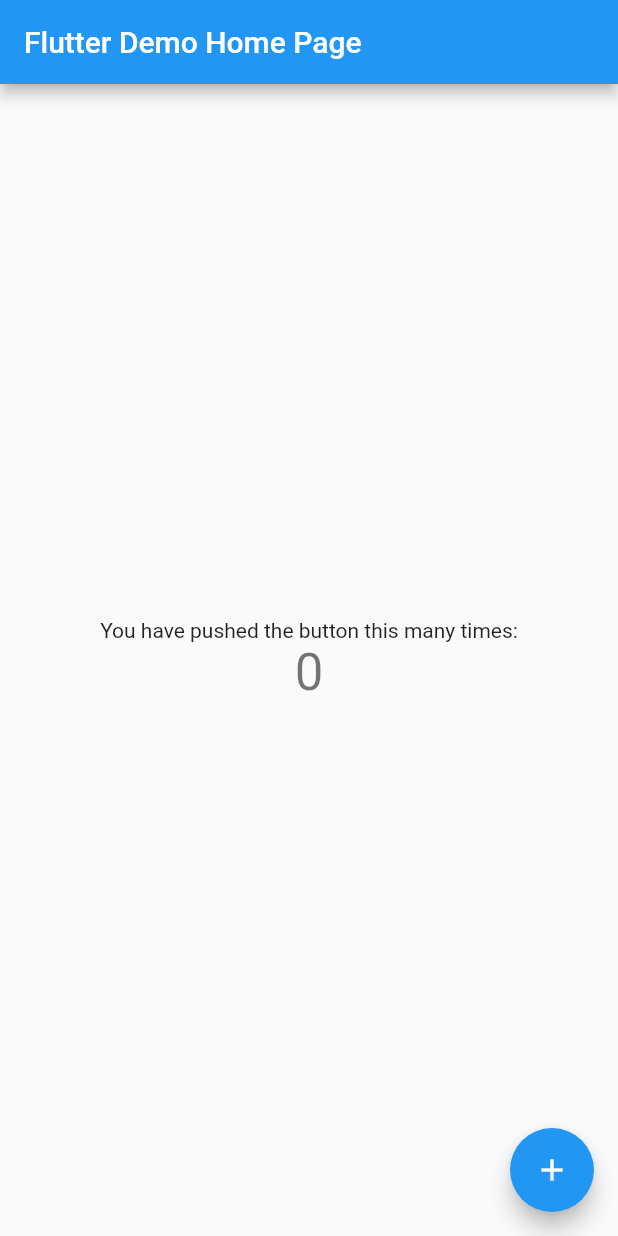
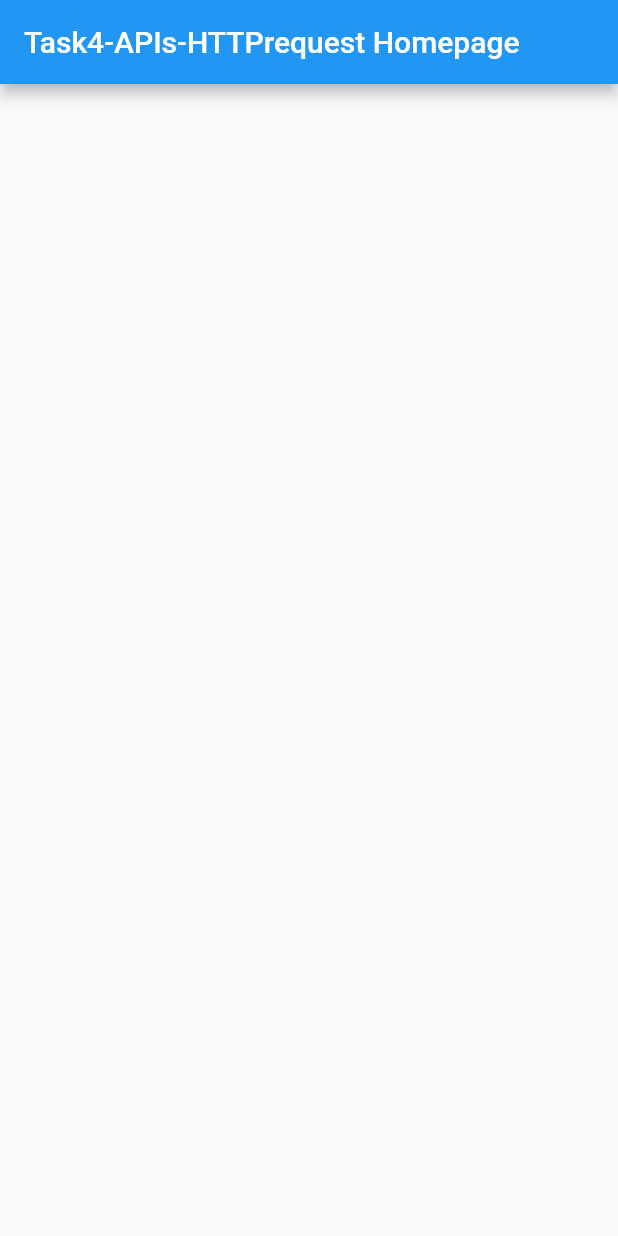
Before and after one commit to TimotheePopesco/task4-APIs, a Flutter app: the screen it shows after launch, on a phone screen of 412 x 824 dp. Run offline on Flutter 3.47's test engine with Material 2 defaults, Android fonts, the phone set to English and light mode, and no system bars.

Commit message:
finish the initialisation of the files

```diff
--- a/apis/lib/main.dart
+++ b/apis/lib/main.dart
@@ -1,115 +1,6 @@
 import 'package:flutter/material.dart';
+import 'package:apis/my_app.dart';
 
 void main() {
   runApp(const MyApp());
 }
-
-class MyApp extends StatelessWidget {
-  const MyApp({super.key});
-
-  // This widget is the root of your application.
-  @override
-  Widget build(BuildContext context) {
-    return MaterialApp(
-      title: 'Flutter Demo',
-      theme: ThemeData(
-        // This is the theme of your application.
-        //
-        // Try running your application with "flutter run". You'll see the
-        // application has a blue toolbar. Then, without quitting the app, try
-        // changing the primarySwatch below to Colors.green and then invoke
-        // "hot reload" (press "r" in the console where you ran "flutter run",
-        // or simply save your changes to "hot reload" in a Flutter IDE).
-        // Notice that the counter didn't reset back to zero; the application
-        // is not restarted.
-        primarySwatch: Colors.blue,
-      ),
-      home: const MyHomePage(title: 'Flutter Demo Home Page'),
-    );
-  }
-}
-
-class MyHomePage extends StatefulWidget {
-  const MyHomePage({super.key, required this.title});
-
-  // This widget is the home page of your application. It is stateful, meaning
-  // that it has a State object (defined below) that contains fields that affect
-  // how it looks.
-
-  // This class is the configuration for the state. It holds the values (in this
-  // case the title) provided by the parent (in this case the App widget) and
-  // used by the build method of the State. Fields in a Widget subclass are
-  // always marked "final".
-
-  final String title;
-
-  @override
-  State<MyHomePage> createState() => _MyHomePageState();
-}
-
-class _MyHomePageState extends State<MyHomePage> {
-  int _counter = 0;
-
-  void _incrementCounter() {
-    setState(() {
-      // This call to setState tells the Flutter framework that something has
-      // changed in this State, which causes it to rerun the build method below
-      // so that the display can reflect the updated values. If we changed
-      // _counter without calling setState(), then the build method would not be
-      // called again, and so nothing would appear to happen.
-      _counter++;
-    });
-  }
-
-  @override
-  Widget build(BuildContext context) {
-    // This method is rerun every time setState is called, for instance as done
-    // by the _incrementCounter method above.
-    //
-    // The Flutter framework has been optimized to make rerunning build methods
-    // fast, so that you can just rebuild anything that needs updating rather
-    // than having to individually change instances of widgets.
-    return Scaffold(
-      appBar: AppBar(
-        // Here we take the value from the MyHomePage object that was created by
-        // the App.build method, and use it to set our appbar title.
-        title: Text(widget.title),
-      ),
-      body: Center(
-        // Center is a layout widget. It takes a single child and positions it
-        // in the middle of the parent.
-        child: Column(
-          // Column is also a layout widget. It takes a list of children and
-          // arranges them vertically. By default, it sizes itself to fit its
-          // children horizontally, and tries to be as tall as its parent.
-          //
-          // Invoke "debug painting" (press "p" in the console, choose the
-          // "Toggle Debug Paint" action from the Flutter Inspector in Android
-          // Studio, or the "Toggle Debug Paint" command in Visual Studio Code)
-          // to see the wireframe for each widget.
-          //
-          // Column has various properties to control how it sizes itself and
-          // how it positions its children. Here we use mainAxisAlignment to
-          // center the children vertically; the main axis here is the vertical
-          // axis because Columns are vertical (the cross axis would be
-          // horizontal).
-          mainAxisAlignment: MainAxisAlignment.center,
-          children: <Widget>[
-            const Text(
-              'You have pushed the button this many times:',
-            ),
-            Text(
-              '$_counter',
-              style: Theme.of(context).textTheme.headline4,
-            ),
-          ],
-        ),
-      ),
-      floatingActionButton: FloatingActionButton(
-        onPressed: _incrementCounter,
-        tooltip: 'Increment',
-        child: const Icon(Icons.add),
-      ), // This trailing comma makes auto-formatting nicer for build methods.
-    );
-  }
-}
--- a/apis/lib/my_app.dart
+++ b/apis/lib/my_app.dart
@@ -0,0 +1,17 @@
+import 'package:flutter/material.dart';
+import 'package:apis/screens/homepage.dart';
+
+class MyApp extends StatelessWidget {
+  const MyApp({super.key});
+
+  @override
+  Widget build(BuildContext context) {
+    return MaterialApp(
+      title: 'Task4-APIs-HTTPrequest',
+      theme: ThemeData(
+        primarySwatch: Colors.blue,
+      ),
+      home: const MyHomePage(title: 'Task4-APIs-HTTPrequest Homepage'),
+    );
+  }
+}
--- a/apis/lib/screens/homepage.dart
+++ b/apis/lib/screens/homepage.dart
@@ -0,0 +1,25 @@
+import 'package:flutter/material.dart';
+import 'package:apis/my_two_apis.dart';
+
+class MyHomePage extends StatefulWidget {
+  const MyHomePage({super.key, required this.title});
+
+  final String title;
+
+  @override
+  State<MyHomePage> createState() => _MyHomePageState();
+}
+
+class _MyHomePageState extends State<MyHomePage> {
+  @override
+  Widget build(BuildContext context) {
+    return Scaffold(
+      appBar: AppBar(
+        title: Text(widget.title),
+      ),
+      // body: ListView.builder(
+
+      //     ),
+    );
+  }
+}
```
Also changed, not shown: apis/lib/models.dart/beers_model.dart (added), apis/lib/models.dart/recipes_model.dart (added), apis/lib/screens/beers_screen.dart (added), apis/lib/screens/recipes_screen.dart (added).
